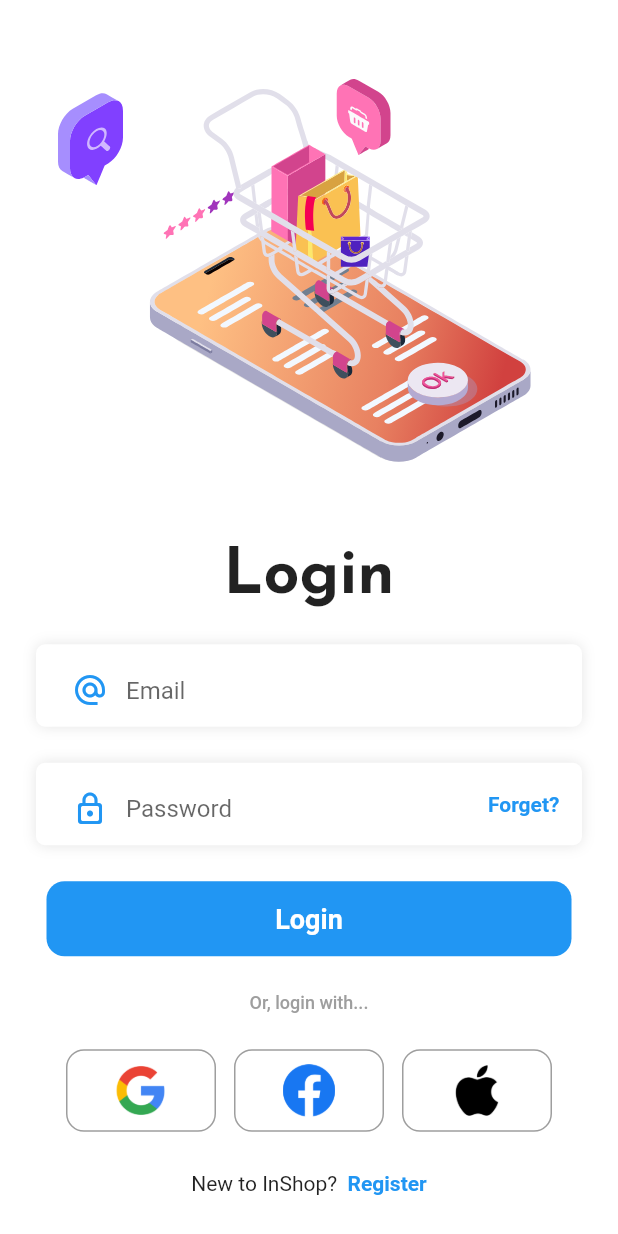
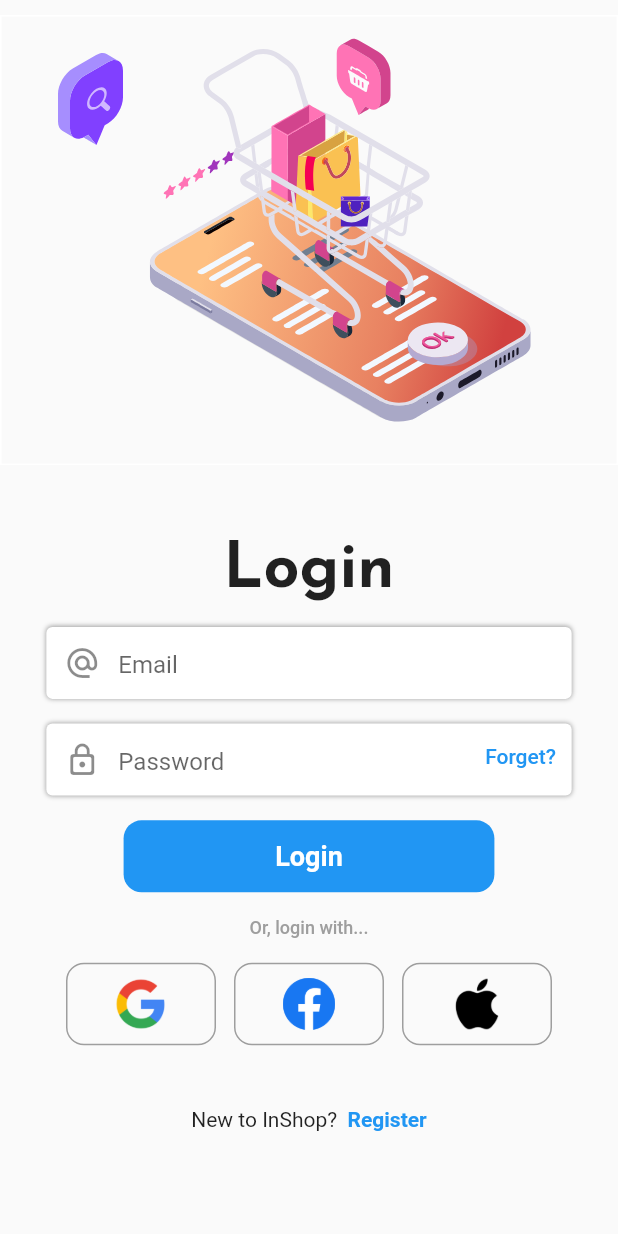
Before and after one commit to yaviral17/InShop---Flutter-App, a Flutter app: what loginScreen_() shows on an empty page, opened directly, on a phone screen of 412 x 824 dp. Run offline on Flutter 3.47's test engine with Material 2 defaults, Android fonts, the phone set to English and light mode, and no system bars; our stand-ins replace introduction_screen, lottie; network calls fail.

Commit message:
made changes in LoginScreen

```diff
--- a/lib/pages/loginScreen.dart
+++ b/lib/pages/loginScreen.dart
@@ -18,16 +18,17 @@ class loginScreen_ extends StatefulWidget {
 }
 
 class _loginScreen_State extends State<loginScreen_> {
+  TextEditingController username = TextEditingController();
+  TextEditingController password = TextEditingController();
+
   @override
   Widget build(BuildContext context) {
+    var display = MediaQuery.of(context).size;
     return Material(
-      child: Container(
-        width: double.infinity,
-        height: double.infinity,
-        color: Colors.white,
+      child: SingleChildScrollView(
         child: Column(
+          mainAxisAlignment: MainAxisAlignment.center,
           children: [
-            const Spacer(),
             Container(
               decoration:
                   BoxDecoration(border: Border.all(color: Colors.white)),
@@ -36,8 +37,9 @@ class _loginScreen_State extends State<loginScreen_> {
               height: 300,
               child: Lottie.asset(cartSlidingOnPhone),
             ),
-            // const SizedBox(height: 24.0),
-            const Spacer(),
+            SizedBox(
+              height: display.height * (6 / 100),
+            ),
             const Text(
               "Login",
               style: TextStyle(
@@ -46,43 +48,87 @@ class _loginScreen_State extends State<loginScreen_> {
                 fontSize: 42.0,
               ),
             ),
-            const SizedBox(height: 24.0),
+            SizedBox(
+              height: display.height * (2 / 100),
+            ),
             Container(
-              padding: const EdgeInsets.symmetric(horizontal: 24.0),
               child: Column(
                 // ignore: prefer_const_literals_to_create_immutables
                 children: [
-                  inputTextAuthPage(
-                    hintText: "Email",
-                    iconOnLeft: Icons.alternate_email,
-                    iconColor: Colors.blue,
-                    inputType: TextInputType.emailAddress,
-                    textController: TextEditingController(),
+                  Container(
+                    width: display.width * (85 / 100),
+                    decoration: BoxDecoration(
+                      color: Colors.white,
+                      borderRadius: BorderRadius.circular(4),
+                      boxShadow: [
+                        BoxShadow(
+                          color: Colors.grey,
+                          // spreadRadius: 1,
+                          blurRadius: 2,
+                        )
+                      ],
+                    ),
+                    child: TextFormField(
+                      controller: username,
+                      decoration: InputDecoration(
+                        contentPadding: EdgeInsets.only(top: 16),
+                        focusedBorder: InputBorder.none,
+                        enabledBorder: InputBorder.none,
+                        hintText: "Email",
+                        prefixIcon: Icon(
+                          Icons.alternate_email,
+                        ),
+                      ),
+                    ),
                   ),
-                  const SizedBox(
-                    height: 24,
+                  SizedBox(
+                    height: display.height * (2 / 100),
                   ),
                   Stack(
                     children: [
-                      inputTextAuthPage(
-                        textController: TextEditingController(),
-                        inputType: TextInputType.text,
-                        hintText: "Password",
-                        iconOnLeft: Icons.lock_outline_rounded,
-                        iconColor: Colors.blue,
-                        obscore: true,
+                      Center(
+                        child: Container(
+                          width: display.width * (85 / 100),
+                          decoration: BoxDecoration(
+                            color: Colors.white,
+                            borderRadius: BorderRadius.circular(4),
+                            boxShadow: [
+                              BoxShadow(
+                                color: Colors.grey,
+                                // spreadRadius: 1,
+                                blurRadius: 2,
+                              )
+                            ],
+                          ),
+                          child: TextFormField(
+                            controller: password,
+                            decoration: InputDecoration(
+                              contentPadding: EdgeInsets.only(top: 16),
+                              focusedBorder: InputBorder.none,
+                              enabledBorder: InputBorder.none,
+                              hintText: "Password",
+                              prefixIcon: Icon(
+                                Icons.lock_outline_rounded,
+                              ),
+                            ),
+                          ),
+                        ),
                       ),
                       Container(
-                        height: 55,
-                        padding: const EdgeInsets.only(right: 15.0),
+                        height: 44,
                         alignment: Alignment.centerRight,
-                        child: const embadedTextClickable_W(
-                          lableText: "Forget?",
+                        padding:
+                            EdgeInsets.only(right: display.width * (8 / 100)),
+                        child: TextButton(
+                          onPressed: () {},
+                          child: Text("Forget?"),
                         ),
-                      )
+                      ),
                     ],
                   ),
-                  const SizedBox(height: 24.0),
+                  SizedBox(
+                    height: display.height * (2 / 100),
+                  ),
                   GestureDetector(
                     onTap: () {
                       Navigator.push(
@@ -90,15 +136,17 @@ class _loginScreen_State extends State<loginScreen_> {
                           CupertinoPageRoute(
                               builder: (context) => HomeScreenPersonal()));
                     },
-                    child: const roundedEdgeButton(
-                      buttonHeight: 50,
-                      buttonWidth: 350,
+                    child: roundedEdgeButton(
+                      buttonHeight: 48,
+                      buttonWidth: display.width*(60/100),
                       lableText: "Login",
                       lableTextStyle: regulatInnerButtonStyle,
                       buttonEdgeRadius: 12,
                     ),
                   ),
-                  const SizedBox(height: 24.0),
+                  SizedBox(
+                    height: display.height * (2 / 100),
+                  ),
                   const Text(
                     "Or, login with...",
                     style: regularPageNote,
@@ -106,7 +154,9 @@ class _loginScreen_State extends State<loginScreen_> {
                 ],
               ),
             ),
-            const SizedBox(height: 24.0),
+            SizedBox(
+              height: display.height * (2 / 100),
+            ),
             Row(
               mainAxisAlignment: MainAxisAlignment.center,
               children: const [
@@ -127,7 +177,9 @@ class _loginScreen_State extends State<loginScreen_> {
                 ),
               ],
             ),
-            const Spacer(),
+            SizedBox(
+              height: display.height * (5 / 100),
+            ),
             Row(
               mainAxisAlignment: MainAxisAlignment.center,
               children: [
@@ -143,7 +195,6 @@ class _loginScreen_State extends State<loginScreen_> {
                 ),
               ],
             ),
-            const Spacer(),
           ],
         ),
       ),
--- a/lib/utils/buttons.dart
+++ b/lib/utils/buttons.dart
@@ -20,13 +20,13 @@ class embadedTextClickable_W extends StatelessWidget {
 }
 
 class roundedEdgeButton extends StatelessWidget {
-  final String lableText;
-  final double buttonHeight;
-  final double buttonWidth;
-  final Color buttonBackgroundColor;
-  final TextStyle lableTextStyle;
-  final double buttonEdgeRadius;
-  const roundedEdgeButton({
+  String lableText;
+  double buttonHeight;
+  double buttonWidth;
+  Color buttonBackgroundColor;
+  TextStyle lableTextStyle;
+  double buttonEdgeRadius;
+  roundedEdgeButton({
     super.key,
     required this.lableText,
     required this.buttonHeight,
```
Also changed, not shown: 1 other file.
